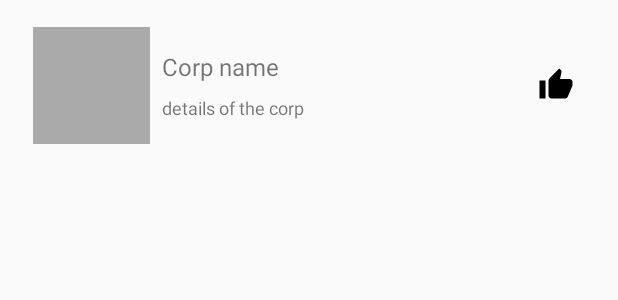
After one commit to 217013277/MobileAppProject, an Android app: the layout list_item.xml on its own in the app's theme, with its tools: preview values and no code run, on a phone screen of 412 x 824 dp. The commit adds this screen. Shown: the top 300 px of the screen. Run offline under Robolectric (Android 15) with nearby library versions, the phone set to English and light mode, and no system bars.

Commit message:
adjusted list_item.xml

```diff
--- a/app/src/main/java/com/example/mobileappproject/LoginActivity.kt
+++ b/app/src/main/java/com/example/mobileappproject/LoginActivity.kt
@@ -54,7 +54,7 @@ class LoginActivity : AppCompatActivity() {
             .build()
         // getting the value of gso inside the GoogleSigninClient
         mGoogleSignInClient= GoogleSignIn.getClient(this,gso)
-        firebaseAuth = FirebaseAuth.getInstance()
+//        firebaseAuth = FirebaseAuth.getInstance()
 
         googleSignIn.setOnClickListener{
             Toast.makeText(this,"Logging In",Toast.LENGTH_SHORT).show()
@@ -115,7 +115,7 @@ class LoginActivity : AppCompatActivity() {
         val isPasswordChecked = checkPassword(editTextPassword)
 
         if (isEmailChecked && isPasswordChecked) {
-            firebaseAuth.signInWithEmailAndPassword(email,password).addOnCompleteListener { task ->
+            Firebase.auth.signInWithEmailAndPassword(email,password).addOnCompleteListener { task ->
                 if(task.isSuccessful){
 //                    AccountPreference.setEmail(this, firebaseAuth.currentUser?.email.toString())
                     goToMain()
@@ -156,7 +156,7 @@ class LoginActivity : AppCompatActivity() {
 
     private fun updateUI(account: GoogleSignInAccount){
         val credential = GoogleAuthProvider.getCredential(account.idToken,null)
-        firebaseAuth.signInWithCredential(credential).addOnCompleteListener {task->
+        Firebase.auth.signInWithCredential(credential).addOnCompleteListener {task->
             if(task.isSuccessful) {
                 finish()
                 goToMain()
--- a/app/src/main/java/com/example/mobileappproject/RegisterActivity.kt
+++ b/app/src/main/java/com/example/mobileappproject/RegisterActivity.kt
@@ -19,7 +19,7 @@ import com.google.firebase.ktx.Firebase
 
 class RegisterActivity : AppCompatActivity() {
 
-    private lateinit var  firebaseAuth: FirebaseAuth
+//    private lateinit var  firebaseAuth: FirebaseAuth
 
     override fun onCreate(savedInstanceState: Bundle?) {
         super.onCreate(savedInstanceState)
@@ -36,7 +36,7 @@ class RegisterActivity : AppCompatActivity() {
             goToLogin()
         }
 
-        firebaseAuth = FirebaseAuth.getInstance()
+//        firebaseAuth = FirebaseAuth.getInstance()
     }
 
     private fun register(){
@@ -49,12 +49,12 @@ class RegisterActivity : AppCompatActivity() {
         val isPasswordChecked = checkPassword(editTextPassword)
 
         if (isEmailChecked && isPasswordChecked) {
-            Log.d("current_user", firebaseAuth.currentUser.toString())
-            if (canUpgradeAnonymous(firebaseAuth)) {
+            Log.d("current_user", Firebase.auth.currentUser.toString())
+            if (canUpgradeAnonymous(Firebase.auth)) {
                 val credential = EmailAuthProvider.getCredential(email, password)
-                firebaseAuth.currentUser?.linkWithCredential(credential)
+                Firebase.auth.currentUser?.linkWithCredential(credential)
             } else {
-                firebaseAuth.createUserWithEmailAndPassword(email,password).addOnCompleteListener { task ->
+                Firebase.auth.createUserWithEmailAndPassword(email,password).addOnCompleteListener { task ->
                     if(task.isSuccessful){
 //                firebaseAuth.currentUser
                         finish()
--- /dev/null
+++ b/app/src/main/res/drawable/ic_baseline_thumb_up_24.xml
@@ -0,0 +1,5 @@
+<vector android:height="24dp" android:tint="#000000"
+    android:viewportHeight="24" android:viewportWidth="24"
+    android:width="24dp" xmlns:android="http://schemas.android.com/apk/res/android">
+    <path android:fillColor="@android:color/white" android:pathData="M1,21h4L5,9L1,9v12zM23,10c0,-1.1 -0.9,-2 -2,-2h-6.31l0.95,-4.57 0.03,-0.32c0,-0.41 -0.17,-0.79 -0.44,-1.06L14.17,1 7.59,7.59C7.22,7.95 7,8.45 7,9v10c0,1.1 0.9,2 2,2h9c0.83,0 1.54,-0.5 1.84,-1.22l3.02,-7.05c0.09,-0.23 0.14,-0.47 0.14,-0.73v-2z"/>
+</vector>
--- /dev/null
+++ b/app/src/main/res/layout/list_item.xml
@@ -0,0 +1,90 @@
+<?xml version="1.0" encoding="utf-8"?>
+<LinearLayout xmlns:android="http://schemas.android.com/apk/res/android"
+    xmlns:tools="http://schemas.android.com/tools"
+    android:layout_width="match_parent"
+    android:layout_height="wrap_content"
+    xmlns:app="http://schemas.android.com/apk/res-auto"
+    android:layout_margin="8dp"
+    android:orientation="horizontal">
+
+    <LinearLayout
+        android:layout_width="match_parent"
+        android:layout_height="match_parent"
+        android:layout_margin="10dp"
+        android:orientation="horizontal"
+        android:baselineAligned="false"
+        tools:ignore="UselessParent">
+
+        <androidx.constraintlayout.widget.ConstraintLayout
+            android:layout_width="0dp"
+            android:layout_height="wrap_content"
+            android:layout_marginStart="4dp"
+            android:layout_marginEnd="4dp"
+            android:layout_gravity="center"
+            android:layout_weight="2">
+
+            <ImageView
+                android:id="@+id/imageView"
+                android:layout_width="match_parent"
+                android:layout_height="0dp"
+                android:background="@android:color/darker_gray"
+                android:contentDescription="TODO"
+                android:scaleType="centerCrop"
+                app:layout_constraintBottom_toBottomOf="parent"
+                app:layout_constraintDimensionRatio="1"
+                app:layout_constraintEnd_toEndOf="parent"
+                app:layout_constraintStart_toStartOf="parent"
+                app:layout_constraintTop_toTopOf="parent" />
+
+        </androidx.constraintlayout.widget.ConstraintLayout>
+
+        <LinearLayout
+            android:layout_width="0dp"
+            android:layout_height="wrap_content"
+            android:layout_marginStart="4dp"
+            android:layout_marginEnd="4dp"
+            android:layout_gravity="center"
+            android:layout_weight="6"
+            android:orientation="vertical">
+
+            <TextView
+                android:id="@+id/textViewName"
+                android:layout_width="match_parent"
+                android:layout_height="wrap_content"
+                android:text="Corp name"
+                android:textSize="16sp" />
+
+            <TextView
+                android:id="@+id/textViewDetail"
+                android:layout_width="match_parent"
+                android:layout_height="wrap_content"
+                android:layout_marginTop="8dp"
+                android:text="details of the corp"
+                android:textSize="12sp" />
+
+        </LinearLayout>
+
+        <androidx.constraintlayout.widget.ConstraintLayout
+            android:layout_width="0dp"
+            android:layout_height="wrap_content"
+            android:layout_marginStart="4dp"
+            android:layout_marginEnd="4dp"
+            android:layout_gravity="center"
+            android:layout_weight="1">
+
+            <ImageView
+                android:layout_width="wrap_content"
+                android:layout_height="0dp"
+                android:src="@drawable/ic_baseline_thumb_up_24"
+                app:layout_constraintBottom_toBottomOf="parent"
+                app:layout_constraintDimensionRatio="1"
+                app:layout_constraintEnd_toEndOf="parent"
+                app:layout_constraintStart_toStartOf="parent"
+                app:layout_constraintTop_toTopOf="parent"
+                android:contentDescription="Like" />
+
+        </androidx.constraintlayout.widget.ConstraintLayout>
+
+    </LinearLayout>
+
+</LinearLayout>
```
